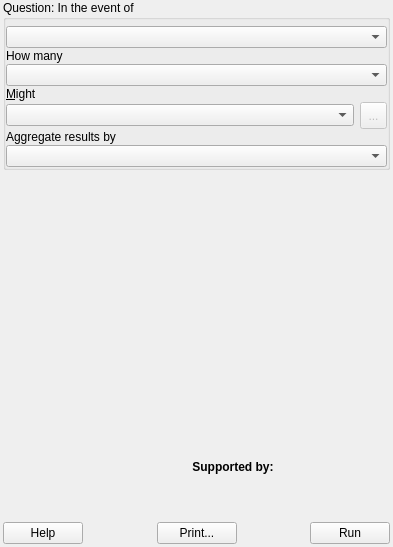
The window that safe_qgis/ui/dock_base.ui (inasafe/inasafe) describes before a commit, drawn with Qt 5.
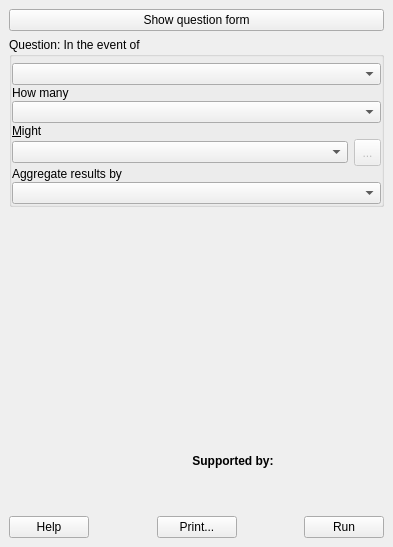
The same window after the commit. Icons and pictures are not drawn. Custom widgets are drawn as their Qt base class.

Commit message: Messaging related fixes including an update which fixes #241 (hide question formulation during analysis).

Patch:
```diff
--- a/safe_qgis/ui/dock_base.ui
+++ b/safe_qgis/ui/dock_base.ui
@@ -19,18 +19,136 @@
   </property>
   <widget class="QWidget" name="dockWidgetContents">
    <layout class="QGridLayout" name="gridLayout">
-    <property name="leftMargin">
-     <number>3</number>
-    </property>
-    <property name="topMargin">
-     <number>0</number>
-    </property>
-    <property name="rightMargin">
-     <number>3</number>
-    </property>
-    <property name="bottomMargin">
-     <number>3</number>
-    </property>
+    <item row="0" column="0">
+     <widget class="QPushButton" name="pbnShowQuestion">
+      <property name="text">
+       <string>Show question form</string>
+      </property>
+     </widget>
+    </item>
+    <item row="1" column="0">
+     <widget class="QGroupBox" name="grpQuestion">
+      <property name="title">
+       <string>Question: In the event of</string>
+      </property>
+      <layout class="QGridLayout" name="gridLayout_3">
+       <property name="leftMargin">
+        <number>0</number>
+       </property>
+       <property name="topMargin">
+        <number>6</number>
+       </property>
+       <property name="rightMargin">
+        <number>0</number>
+       </property>
+       <property name="bottomMargin">
+        <number>0</number>
+       </property>
+       <property name="verticalSpacing">
+        <number>1</number>
+       </property>
+       <item row="0" column="0" colspan="2">
+        <widget class="QComboBox" name="cboHazard">
+         <property name="insertPolicy">
+          <enum>QComboBox::InsertAlphabetically</enum>
+         </property>
+        </widget>
+       </item>
+       <item row="1" column="0">
+        <widget class="QLabel" name="label_7">
+         <property name="text">
+          <string>How many</string>
+         </property>
+         <property name="buddy">
+          <cstring>cboExposure</cstring>
+         </property>
+        </widget>
+       </item>
+       <item row="3" column="0" colspan="2">
+        <widget class="QComboBox" name="cboExposure">
+         <property name="insertPolicy">
+          <enum>QComboBox::InsertAlphabetically</enum>
+         </property>
+        </widget>
+       </item>
+       <item row="4" column="0">
+        <widget class="QLabel" name="label_8">
+         <property name="text">
+          <string>&amp;Might</string>
+         </property>
+         <property name="buddy">
+          <cstring>cboFunction</cstring>
+         </property>
+        </widget>
+       </item>
+       <item row="5" column="0">
+        <widget class="QComboBox" name="cboFunction">
+         <property name="sizePolicy">
+          <sizepolicy hsizetype="Preferred" vsizetype="Fixed">
+           <horstretch>0</horstretch>
+           <verstretch>0</verstretch>
+          </sizepolicy>
+         </property>
+         <property name="insertPolicy">
+          <enum>QComboBox::InsertAlphabetically</enum>
+         </property>
+        </widget>
+       </item>
+       <item row="7" column="0" colspan="2">
+        <widget class="QComboBox" name="cboAggregation"/>
+       </item>
+       <item row="5" column="1">
+        <widget class="QToolButton" name="toolFunctionOptions">
+         <property name="enabled">
+          <bool>false</bool>
+         </property>
+         <property name="sizePolicy">
+          <sizepolicy hsizetype="Fixed" vsizetype="Fixed">
+           <horstretch>0</horstretch>
+           <verstretch>0</verstretch>
+          </sizepolicy>
+         </property>
+         <property name="minimumSize">
+          <size>
+           <width>27</width>
+           <height>27</height>
+          </size>
+         </property>
+         <property name="maximumSize">
+          <size>
+           <width>16777215</width>
+           <height>27</height>
+          </size>
+         </property>
+         <property name="toolTip">
+          <string>Configure Impact Function Parameter</string>
+         </property>
+         <property name="text">
+          <string>...</string>
+         </property>
+         <property name="icon">
+          <iconset>
+           <normalon>:/plugins/inasafe/edit.png</normalon>
+          </iconset>
+         </property>
+         <property name="iconSize">
+          <size>
+           <width>27</width>
+           <height>27</height>
+          </size>
+         </property>
+        </widget>
+       </item>
+       <item row="6" column="0">
+        <widget class="QLabel" name="label_2">
+         <property name="text">
+          <string>Aggregate results by</string>
+         </property>
+        </widget>
+       </item>
+      </layout>
+     </widget>
+    </item>
     <item row="2" column="0">
      <layout class="QVBoxLayout" name="verticalLayout_4">
       <property name="leftMargin">
@@ -167,130 +285,7 @@
       </item>
      </layout>
     </item>
-    <item row="0" column="0">
-     <widget class="QGroupBox" name="grpQuestion">
-      <property name="title">
-       <string>Question: In the event of</string>
-      </property>
-      <layout class="QGridLayout" name="gridLayout_3">
-       <property name="leftMargin">
-        <number>0</number>
-       </property>
-       <property name="topMargin">
-        <number>6</number>
-       </property>
-       <property name="rightMargin">
-        <number>0</number>
-       </property>
-       <property name="bottomMargin">
-        <number>0</number>
-       </property>
-       <property name="verticalSpacing">
-        <number>1</number>
-       </property>
-       <item row="0" column="0" colspan="2">
-        <widget class="QComboBox" name="cboHazard">
-         <property name="insertPolicy">
-          <enum>QComboBox::InsertAlphabetically</enum>
-         </property>
-        </widget>
-       </item>
-       <item row="1" column="0">
-        <widget class="QLabel" name="label_7">
-         <property name="text">
-          <string>How many</string>
-         </property>
-         <property name="buddy">
-          <cstring>cboExposure</cstring>
-         </property>
-        </widget>
-       </item>
-       <item row="3" column="0" colspan="2">
-        <widget class="QComboBox" name="cboExposure">
-         <property name="insertPolicy">
-          <enum>QComboBox::InsertAlphabetically</enum>
-         </property>
-        </widget>
-       </item>
-       <item row="4" column="0">
-        <widget class="QLabel" name="label_8">
-         <property name="text">
-          <string>&amp;Might</string>
-         </property>
-         <property name="buddy">
-          <cstring>cboFunction</cstring>
-         </property>
-        </widget>
-       </item>
-       <item row="5" column="0">
-        <widget class="QComboBox" name="cboFunction">
-         <property name="sizePolicy">
-          <sizepolicy hsizetype="Preferred" vsizetype="Fixed">
-           <horstretch>0</horstretch>
-           <verstretch>0</verstretch>
-          </sizepolicy>
-         </property>
-         <property name="insertPolicy">
-          <enum>QComboBox::InsertAlphabetically</enum>
-         </property>
-        </widget>
-       </item>
-       <item row="7" column="0" colspan="2">
-        <widget class="QComboBox" name="cboAggregation"/>
-       </item>
-       <item row="5" column="1">
-        <widget class="QToolButton" name="toolFunctionOptions">
-         <property name="enabled">
-          <bool>false</bool>
-         </property>
-         <property name="sizePolicy">
-          <sizepolicy hsizetype="Fixed" vsizetype="Fixed">
-           <horstretch>0</horstretch>
-           <verstretch>0</verstretch>
-          </sizepolicy>
-         </property>
-         <property name="minimumSize">
-          <size>
-           <width>27</width>
-           <height>27</height>
-          </size>
-         </property>
-         <property name="maximumSize">
-          <size>
-           <width>16777215</width>
-           <height>27</height>
-          </size>
-         </property>
-         <property name="toolTip">
-          <string>Configure Impact Function Parameter</string>
-         </property>
-         <property name="text">
-          <string>...</string>
-         </property>
-         <property name="icon">
-          <iconset>
-           <normalon>:/plugins/inasafe/edit.png</normalon>
-          </iconset>
-         </property>
-         <property name="iconSize">
-          <size>
-           <width>27</width>
-           <height>27</height>
-          </size>
-         </property>
-        </widget>
-       </item>
-       <item row="6" column="0">
-        <widget class="QLabel" name="label_2">
-         <property name="text">
-          <string>Aggregate results by</string>
-         </property>
-        </widget>
-       </item>
-      </layout>
-     </widget>
-    </item>
-    <item row="5" column="0">
+    <item row="3" column="0">
      <layout class="QHBoxLayout" name="horizontalLayout">
       <item>
        <widget class="QPushButton" name="pbnHelp">
```
Left out of the diff: 35 changed lines with no effect on the pictures. The commit also changes 7 other files.
